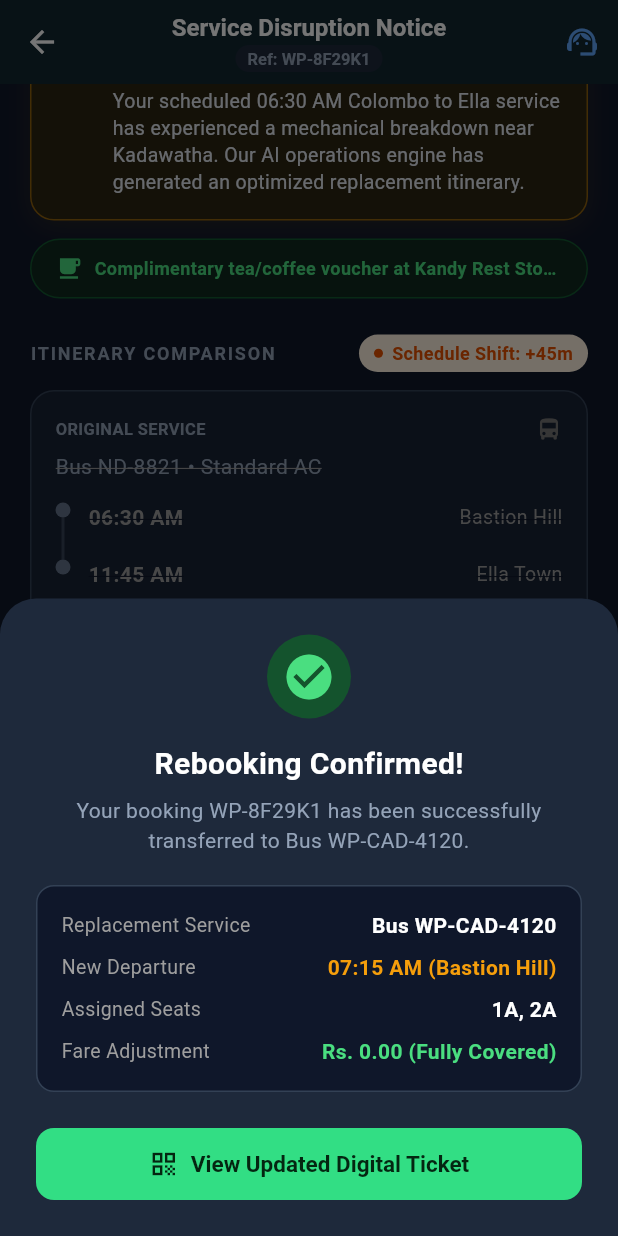
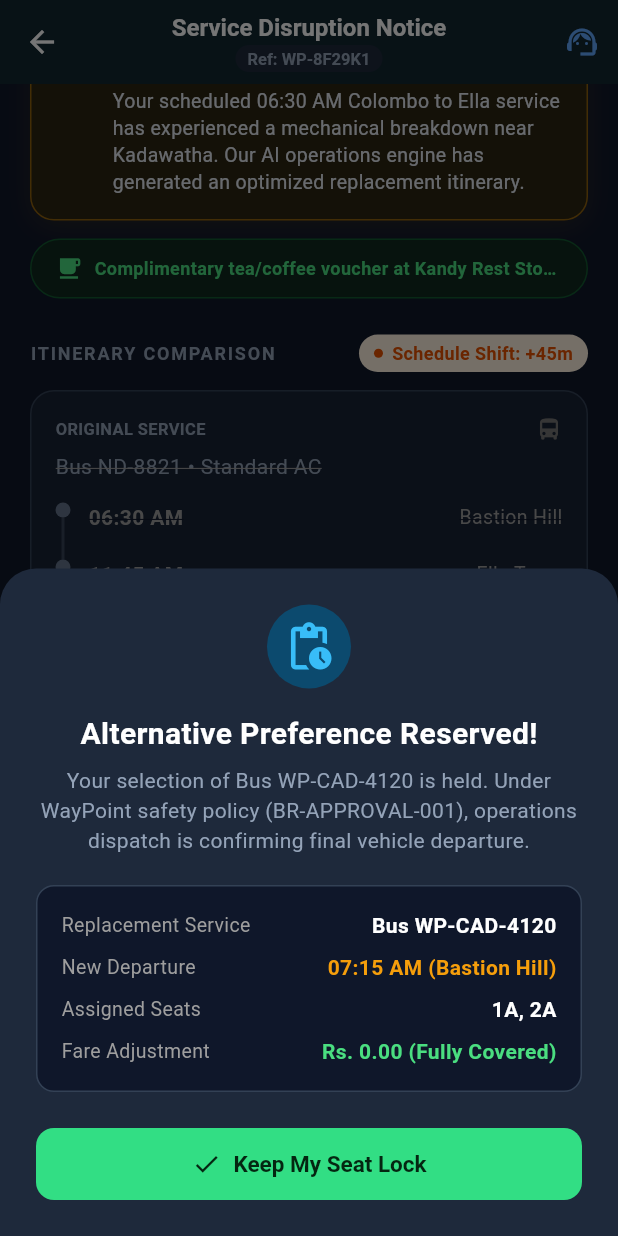
Before and after one commit to NuhadhMohomed/WayPoint, a Flutter app: the DisruptionAlertScreen screen opened directly, scrolled down 189 dp, after a tap on "Accept Replacement Bus", on a phone screen of 412 x 824 dp. Run offline on Flutter 3.47's test engine with Material 3 defaults, Android fonts, the phone set to English and light mode, and no system bars; our stand-ins replace bloc, dio, equatable, flutter_bloc, flutter_secure_storage, qr_flutter; missing offline and left inert: mobile_scanner; accounts and stored records are empty.

Commit message:
feat(mobile): handle rebooking consent status and prevent false acceptance (Finding 2)

```diff
--- a/mobile/lib/features/disruption/models/disruption_models.dart
+++ b/mobile/lib/features/disruption/models/disruption_models.dart
@@ -33,9 +33,13 @@ class DisruptionAlertModel extends Equatable {
   // Hold expiry (15-minute rebooking seat lock)
   final DateTime holdExpiresAt;
 
+  /// Operational status of the rebooking proposal (e.g. 'PendingManagerApproval', 'Approved', 'Executed').
+  final String proposalStatus;
+
   const DisruptionAlertModel({
     this.proposalId,
     this.disruptionCaseId,
+    this.proposalStatus = 'PendingManagerApproval',
     required this.bookingReference,
     required this.passengerName,
     required this.disruptionTitle,
@@ -68,10 +72,12 @@ class DisruptionAlertModel extends Equatable {
     final candidate = (candidates.isNotEmpty ? candidates.first : <String, dynamic>{}) as Map<String, dynamic>;
     final wfId = json['workflowId']?.toString() ?? '000000';
     final refSuffix = wfId.length >= 6 ? wfId.substring(0, 6).toUpperCase() : wfId.toUpperCase();
+    final status = json['status']?.toString() ?? 'PendingManagerApproval';
 
     return DisruptionAlertModel(
       proposalId: json['proposalId']?.toString(),
       disruptionCaseId: disruptionCaseId,
+      proposalStatus: status,
       bookingReference: 'WP-$refSuffix',
       passengerName: 'Passenger',
       disruptionTitle: 'Service Disrupted: AI Rebooking Available',
@@ -121,9 +127,17 @@ class DisruptionAlertModel extends Equatable {
 
   bool get isExpired => DateTime.now().isAfter(holdExpiresAt);
 
+  /// True if proposal is awaiting human Transport Manager operational sign-off (BR-APPROVAL-001).
+  bool get isPendingApproval => proposalStatus == 'PendingManagerApproval';
+
+  /// True if proposal has been formally approved or executed by operations.
+  bool get isApprovedOrExecuted =>
+      proposalStatus == 'Approved' || proposalStatus == 'Executed';
+
   /// Sample scenario matching Google Stitch Screen MOB-09 (Screen ID: 2bfd1cb2561245a99f17148299e4099d).
   factory DisruptionAlertModel.sampleColomboToElla() {
     return DisruptionAlertModel(
+      proposalStatus: 'PendingManagerApproval',
       bookingReference: 'WP-8F29K1',
       passengerName: 'Nimal Silva',
       disruptionTitle: 'Service Disrupted: Bus ND-8821 Mechanical Failure',
@@ -158,6 +172,7 @@ class DisruptionAlertModel extends Equatable {
         disruptionReason,
         originalBusPlate,
         replacementBusPlate,
+        proposalStatus,
         holdExpiresAt,
       ];
 }
--- a/mobile/lib/features/disruption/screens/disruption_alert_screen.dart
+++ b/mobile/lib/features/disruption/screens/disruption_alert_screen.dart
@@ -93,14 +93,50 @@ class _DisruptionAlertScreenState extends State<DisruptionAlertScreen> {
 
   void _handleAccept() async {
     setState(() => _isProcessing = true);
+    RebookingConsentResult result;
+
     if (_disruption.proposalId != null && _disruption.proposalId!.isNotEmpty) {
-      await _apiService.executeRebooking(proposalId: _disruption.proposalId!);
+      result = await _apiService.executeRebooking(
+        proposalId: _disruption.proposalId!,
+        proposalStatus: _disruption.proposalStatus,
+      );
     } else {
       await Future.delayed(const Duration(milliseconds: 300));
+      result = const RebookingConsentResult(
+        status: RebookingConsentStatus.pendingManagerApproval,
+        message:
+            'Alternative preference recorded. Held pending Transport Manager operational sign-off.',
+      );
     }
+
     if (!mounted) return;
+    setState(() => _isProcessing = false);
+
+    if (result.status == RebookingConsentStatus.failed) {
+      ScaffoldMessenger.of(context).showSnackBar(
+        SnackBar(
+          backgroundColor: AppTheme.errorColor,
+          behavior: SnackBarBehavior.floating,
+          shape: RoundedRectangleBorder(borderRadius: BorderRadius.circular(8)),
+          content: Row(
+            children: [
+              const Icon(Icons.error_outline, color: Colors.white, size: 20),
+              const SizedBox(width: 10),
+              Expanded(
+                child: Text(
+                  result.message,
+                  style: const TextStyle(color: Colors.white, fontSize: 13),
+                ),
+              ),
+            ],
+          ),
+          duration: const Duration(seconds: 4),
+        ),
+      );
+      return;
+    }
+
     setState(() {
-      _isProcessing = false;
       _isAccepted = true;
     });
 
@@ -110,7 +146,7 @@ class _DisruptionAlertScreenState extends State<DisruptionAlertScreen> {
       context: context,
       isScrollControlled: true,
       backgroundColor: Colors.transparent,
-      builder: (ctx) => _buildAcceptConfirmationSheet(ctx),
+      builder: (ctx) => _buildAcceptConfirmationSheet(ctx, result.status),
     );
   }
 
@@ -290,7 +326,12 @@ class _DisruptionAlertScreenState extends State<DisruptionAlertScreen> {
     );
   }
 
-  Widget _buildAcceptConfirmationSheet(BuildContext ctx) {
+  Widget _buildAcceptConfirmationSheet(BuildContext ctx,
+      [RebookingConsentStatus? consentStatus]) {
+    final isPending = consentStatus ==
+            RebookingConsentStatus.pendingManagerApproval ||
+        (consentStatus == null && _disruption.isPendingApproval);
+
     return Container(
       decoration: const BoxDecoration(
         color: Color(0xFF1E293B),
@@ -304,22 +345,30 @@ class _DisruptionAlertScreenState extends State<DisruptionAlertScreen> {
           Container(
             width: 56,
             height: 56,
-            decoration: const BoxDecoration(
-              color: Color(0xFF14532D),
+            decoration: BoxDecoration(
+              color: isPending ? const Color(0xFF0C4A6E) : const Color(0xFF14532D),
               shape: BoxShape.circle,
             ),
-            child: const Icon(Icons.check_circle,
-                color: Color(0xFF4ADE80), size: 36),
+            child: Icon(
+              isPending ? Icons.pending_actions : Icons.check_circle,
+              color:
+                  isPending ? const Color(0xFF38BDF8) : const Color(0xFF4ADE80),
+              size: 36,
+            ),
           ),
           const SizedBox(height: 16),
-          const Text(
-            'Rebooking Confirmed!',
-            style: TextStyle(
+          Text(
+            isPending
+                ? 'Alternative Preference Reserved!'
+                : 'Rebooking Confirmed!',
+            style: const TextStyle(
                 color: Colors.white, fontSize: 20, fontWeight: FontWeight.bold),
           ),
           const SizedBox(height: 6),
           Text(
-            'Your booking ${_disruption.bookingReference} has been successfully transferred to ${_disruption.replacementBusPlate}.',
+            isPending
+                ? 'Your selection of ${_disruption.replacementBusPlate} is held. Under WayPoint safety policy (BR-APPROVAL-001), operations dispatch is confirming final vehicle departure.'
+                : 'Your booking ${_disruption.bookingReference} has been successfully transferred to ${_disruption.replacementBusPlate}.',
             textAlign: TextAlign.center,
             style: const TextStyle(color: Color(0xFF94A3B8), fontSize: 14),
           ),
@@ -384,8 +433,8 @@ class _DisruptionAlertScreenState extends State<DisruptionAlertScreen> {
           ),
           const SizedBox(height: 24),
           WayPointButton(
-            text: 'View Updated Digital Ticket',
-            icon: Icons.qr_code,
+            text: isPending ? 'Keep My Seat Lock' : 'View Updated Digital Ticket',
+            icon: isPending ? Icons.check : Icons.qr_code,
             onPressed: () {
               Navigator.of(ctx).pop();
             },
@@ -465,19 +514,32 @@ class _DisruptionAlertScreenState extends State<DisruptionAlertScreen> {
               Container(
                 padding: const EdgeInsets.all(12),
                 decoration: BoxDecoration(
-                  color: const Color(0xFF14532D),
+                  color: _disruption.isPendingApproval
+                      ? const Color(0xFF0C4A6E)
+                      : const Color(0xFF14532D),
                   borderRadius: BorderRadius.circular(12),
-                  border: Border.all(color: const Color(0xFF22C55E)),
+                  border: Border.all(
+                      color: _disruption.isPendingApproval
+                          ? const Color(0xFF38BDF8)
+                          : const Color(0xFF22C55E)),
                 ),
-                child: const Row(
+                child: Row(
                   children: [
-                    Icon(Icons.check_circle,
-                        color: Color(0xFF4ADE80), size: 20),
-                    SizedBox(width: 8),
+                    Icon(
+                        _disruption.isPendingApproval
+                            ? Icons.pending_actions
+                            : Icons.check_circle,
+                        color: _disruption.isPendingApproval
+                            ? const Color(0xFF38BDF8)
+                            : const Color(0xFF4ADE80),
+                        size: 20),
+                    const SizedBox(width: 8),
                     Expanded(
                       child: Text(
-                        'You accepted the recommended replacement service.',
-                        style: TextStyle(
+                        _disruption.isPendingApproval
+                            ? 'Alternative preference reserved. Held pending Transport Manager final dispatch (BR-APPROVAL-001).'
+                            : 'You accepted the recommended replacement service.',
+                        style: const TextStyle(
                             color: Colors.white,
                             fontWeight: FontWeight.w600,
                             fontSize: 13),
--- a/mobile/lib/features/disruption/services/disruption_api_service.dart
+++ b/mobile/lib/features/disruption/services/disruption_api_service.dart
@@ -1,6 +1,25 @@
 import 'package:flutter/foundation.dart';
+import 'package:dio/dio.dart';
 import '../../../core/network/api_client.dart';
 import '../models/disruption_models.dart';
+
+enum RebookingConsentStatus {
+  confirmed,
+  pendingManagerApproval,
+  failed,
+}
+
+class RebookingConsentResult {
+  final RebookingConsentStatus status;
+  final String message;
+
+  const RebookingConsentResult({
+    required this.status,
+    required this.message,
+  });
+
+  bool get isSuccess => status != RebookingConsentStatus.failed;
+}
 
 /// API Service for disruption recovery and AI rebooking (FR-AI-001, UC-03, BR-REBOOK-001).
 class DisruptionApiService {
@@ -43,14 +62,63 @@ class DisruptionApiService {
     return DisruptionAlertModel.sampleColomboToElla();
   }
 
-  /// Transactionally executes an approved rebooking proposal (BR-REBOOK-001).
-  Future<bool> executeRebooking({required String proposalId}) async {
+  /// Submits passenger acceptance for a rebooking proposal (BR-REBOOK-001, BR-APPROVAL-001).
+  ///
+  /// In the two-stage operational model:
+  /// - If the proposal is already approved, the backend executes the transfer (200 OK -> confirmed).
+  /// - If the proposal is pending manager operational sign-off (400 / 403 or PendingManagerApproval status),
+  ///   the passenger's acceptance is recorded and reserved pending final vehicle dispatch.
+  /// - If network or server error occurs, returns failed so the passenger can retry.
+  Future<RebookingConsentResult> executeRebooking({
+    required String proposalId,
+    String? proposalStatus,
+  }) async {
     try {
       final response = await _client.dio.post('/rebooking/$proposalId/execute');
-      return response.statusCode == 200;
+      if (response.statusCode == 200) {
+        return const RebookingConsentResult(
+          status: RebookingConsentStatus.confirmed,
+          message: 'Rebooking executed successfully.',
+        );
+      }
+    } on DioException catch (dioErr) {
+      final statusCode = dioErr.response?.statusCode;
+      // 403 Forbidden (RequireManager policy) or 400 Bad Request (not yet Approved status)
+      // indicates proposal awaits human Transport Manager approval under BR-APPROVAL-001 / BR-APPLY-001.
+      if (statusCode == 403 ||
+          statusCode == 400 ||
+          proposalStatus == 'PendingManagerApproval') {
+        return const RebookingConsentResult(
+          status: RebookingConsentStatus.pendingManagerApproval,
+          message:
+              'Alternative preference recorded. Held pending Transport Manager operational sign-off.',
+        );
+      }
+      debugPrint('[DisruptionApiService] Rebooking execution network error: $dioErr');
+      return const RebookingConsentResult(
+        status: RebookingConsentStatus.failed,
+        message:
+            'Unable to connect to rebooking service. Please check your connection and retry.',
+      );
     } catch (e) {
-      debugPrint('[DisruptionApiService] Rebooking execution failed: $e');
-      return false;
+      debugPrint('[DisruptionApiService] Rebooking execution unexpected error: $e');
+      if (proposalStatus == 'PendingManagerApproval') {
+        return const RebookingConsentResult(
+          status: RebookingConsentStatus.pendingManagerApproval,
+          message:
+              'Alternative preference recorded. Held pending Transport Manager operational sign-off.',
+        );
+      }
+      return const RebookingConsentResult(
+        status: RebookingConsentStatus.failed,
+        message:
+            'An unexpected error occurred during rebooking. Please try again or visit station counter.',
+      );
     }
+
+    return const RebookingConsentResult(
+      status: RebookingConsentStatus.failed,
+      message: 'Failed to process rebooking.',
+    );
   }
 }
```
Also changed, not shown: 2 other files.
